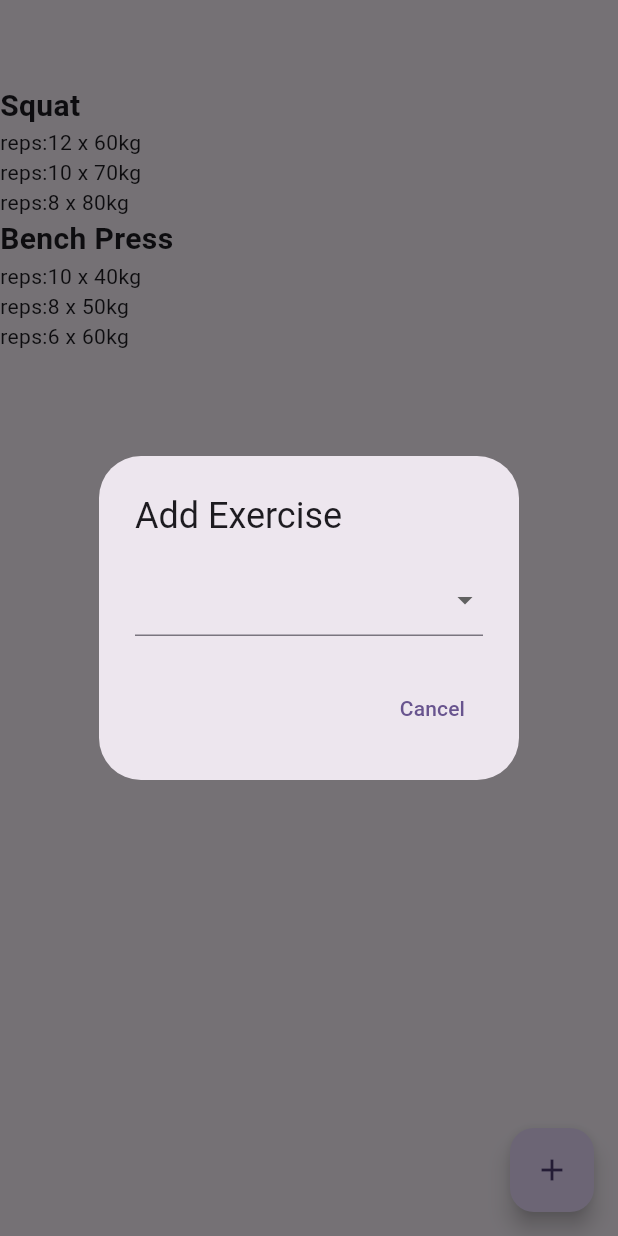
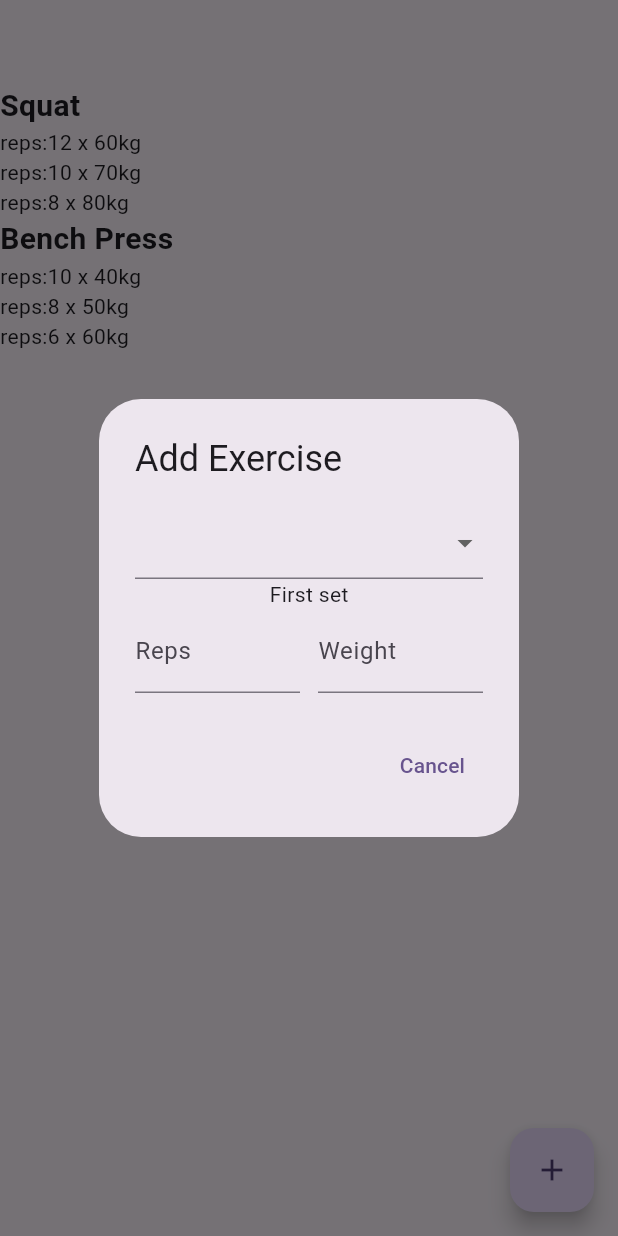
Before and after one commit to borohhov/gym_tracker_mainor_2026, a Flutter app: the screen it shows after launch, after a tap on the "add" icon, on a phone screen of 412 x 824 dp. Run offline on Flutter 3.47's test engine with Material 3 defaults, Android fonts, the phone set to English and light mode, and no system bars.

Commit message:
Building the form

```diff
--- a/lib/views/exercise_log_entry_form.dart
+++ b/lib/views/exercise_log_entry_form.dart
@@ -1,6 +1,7 @@
 import 'package:flutter/cupertino.dart';
 import 'package:flutter/material.dart';
 import 'package:gym_tracker/models/default_exercises.dart';
+import 'package:gym_tracker/models/exercise_log.dart';
 
 import '../models/exercise.dart';
 
@@ -12,13 +13,14 @@ class ExerciseLogEntryForm extends StatefulWidget {
 }
 
 class _ExerciseLogEntryFormState extends State<ExerciseLogEntryForm> {
-  Exercise? _selected; // adjust type to whatever your list contains
+  late ExerciseLog exerciseLog;
+  Exercise? _selected;
 
   @override
   Widget build(BuildContext context) {
     return Form(
       child: Column(
-        mainAxisSize: MainAxisSize.min, // ✅ prevents dialog overflow
+        mainAxisSize: MainAxisSize.min,
         children: [
           DropdownButtonFormField<Exercise>(
             value: _selected,
@@ -26,14 +28,51 @@ class _ExerciseLogEntryFormState extends State<ExerciseLogEntryForm> {
             items: defaultExercises
                 .map(
                   (ex) => DropdownMenuItem<Exercise>(
-                value: ex,              // ✅ IMPORTANT
-                child: Text(ex.name),
-              ),
-            )
+                    value: ex,
+                    child: Text(ex.name),
+                  ),
+                )
                 .toList(),
             onChanged: (value) {
-              setState(() => _selected = value);
+              setState(() {
+                _selected = value;
+                exerciseLog.exercise = _selected!;
+              });
             },
+          ),
+          Text('First set'),
+          Row(
+            children: [
+              Expanded(
+                child: TextFormField(
+                  decoration: const InputDecoration(labelText: 'Reps'),
+                  keyboardType: TextInputType.number,
+                  validator: (value) {
+                    if (value == null ||
+                        value.isEmpty ||
+                        int.tryParse(value) != null) {
+                      return 'Please enter some text';
+                    }
+                    return null;
+                  },
+                ),
+              ),
+              const SizedBox(width: 12),
+              Expanded(
+                child: TextFormField(
+                  decoration: const InputDecoration(labelText: 'Weight'),
+                  validator: (value) {
+                    if (value == null ||
+                        value.isEmpty ||
+                        int.tryParse(value) != null) {
+                      return 'Please enter some text';
+                    }
+                    return null;
+                  },
+                  keyboardType: TextInputType.number,
+                ),
+              ),
+            ],
           ),
         ],
       ),
```
